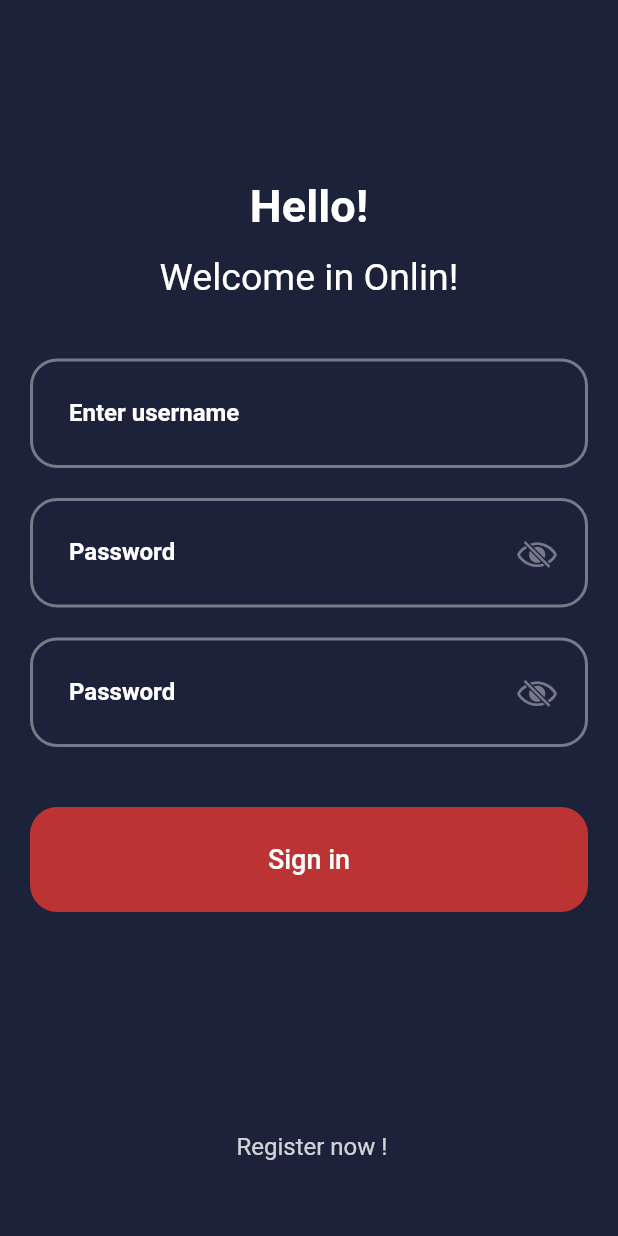
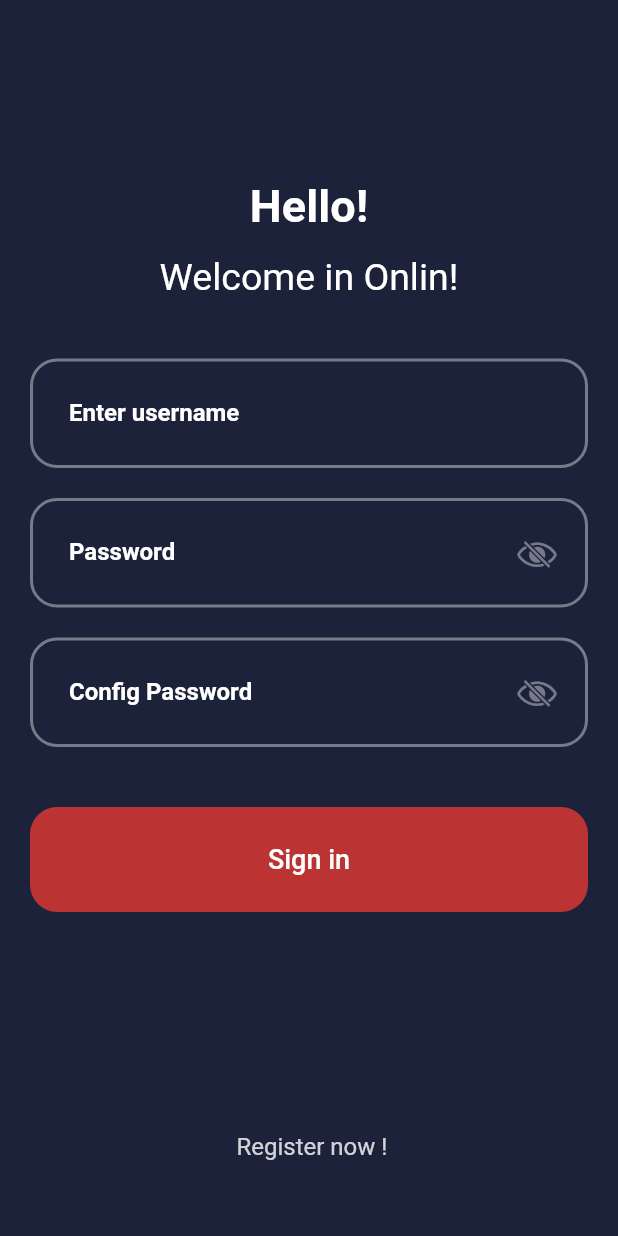
Before and after one commit to mahdinaghikhanii/FlutterChat, a Flutter app: the Register screen opened directly with empty values, on a phone screen of 412 x 824 dp. Run offline on Flutter 3.47's test engine with Material 2 defaults, Android fonts, the phone set to English and light mode, and no system bars; our stand-ins replace appwrite, flutter_bloc, flutter_hex_color, introduction_screen, lottie, shared_preferences; accounts and stored records are empty.

```diff
--- a/lib/bloc/userbloc.dart
+++ b/lib/bloc/userbloc.dart
@@ -1,6 +1,8 @@
 import 'package:appwrite/appwrite.dart';
+import 'package:appwrite/models.dart';
 import 'package:flutter/material.dart';
 import 'package:flutter_bloc/flutter_bloc.dart';
+import 'package:flutterchat/module/constant.dart';
 
 import '../main.dart';
 import 'blocstate.dart';
@@ -8,14 +10,16 @@ import 'blocstate.dart';
 class UserBloc extends Cubit<BlocState> {
   late Account account;
   Client client = Client();
-  UserBloc() : super(Initial());
+  UserBloc() : super(Initial()) {
+    _init();
+  }
 
   // ignore: non_constant_identifier_names
   Authentication(client) {
     account = Account(client);
   }
 
-  /*_init() {
+  _init() {
     client
         .setEndpoint(Constans.endpoint)
         .setProject(Constans.projectId)
@@ -29,11 +33,12 @@ class UserBloc extends Cubit<BlocState> {
     } on Exception catch (e) {
       Failed(e);
     }
-  }*/
+  }
 
   void authenticate(
       String username, String password, BuildContext context) async {
     if (state is Loading) return;
+
     try {
       emit(Loading());
       await account.createSession(email: username, password: password);
@@ -41,6 +46,7 @@ class UserBloc extends Cubit<BlocState> {
           context, MaterialPageRoute(builder: (context) => const Home()));
       emit(Authenticated());
     } catch (e) {
+      state is CanEmpty ? emit(CanEmpty()) : emit(Failed(e as Exception));
       emit(Failed(e as Exception));
       await showDialog(
           context: context,
--- a/lib/model/user.dart
+++ b/lib/model/user.dart
@@ -1,6 +1,68 @@
+import 'package:appwrite/models.dart';
+
 class User {
-  String? username;
-  String? password;
+  /// User ID.
+  final String $id;
 
-  User({this.password, this.username});
+  /// User name.
+  final String name;
+
+  /// User registration date in Unix timestamp.
+  final int registration;
+
+  /// User status. 0 for Unactivated, 1 for active and 2 is blocked.
+  final int status;
+
+  /// Unix timestamp of the most recent password update
+  final int passwordUpdate;
+
+  /// User email address.
+  final String email;
+
+  /// Email verification status.
+  final bool emailVerification;
+
+  /// User preferences as a key-value object
+  final Preferences prefs;
+
+  User({
+    required this.$id,
+    required this.name,
+    required this.registration,
+    required this.status,
+    required this.passwordUpdate,
+    required this.email,
+    required this.emailVerification,
+    required this.prefs,
+  });
+
+  factory User.fromMap(Map<String, dynamic> map) {
+    return User(
+      $id: map['\$id'],
+      name: map['name'],
+      registration: map['registration'],
+      status: map['status'],
+      passwordUpdate: map['passwordUpdate'],
+      email: map['email'],
+      emailVerification: map['emailVerification'],
+
+      // Here preference is actually a different class model. This is left
+      // as an exercise for you to discover. The more you discover, the more
+      // interesting it gets
+      prefs: Preferences.fromMap(map['prefs']),
+    );
+  }
+
+  Map<String, dynamic> toMap() {
+    return {
+      "\$id": $id,
+      "name": name,
+      "registration": registration,
+      "status": status,
+      "passwordUpdate": passwordUpdate,
+      "email": email,
+      "emailVerification": emailVerification,
+      "prefs": prefs.toMap(),
+    };
+  }
 }
--- a/lib/module/widgets.dart
+++ b/lib/module/widgets.dart
@@ -5,61 +5,9 @@ import 'package:flutterchat/bloc/blocstate.dart';
 import 'constant.dart';
 import 'extension.dart';
 
-class MField extends StatelessWidget {
-  final double? size;
-  final TextInputType? type;
-  final bool? secure;
-  final String? hintText;
-  final bool notempty;
-  final bool autofucose;
-  final IconData? icon;
-  final Function(String)? onChange;
-  final TextEditingController? contoroller;
-
-  // ignore: use_key_in_widget_constructors
-  const MField(
-      {this.size,
-      required this.onChange,
-      this.notempty = false,
-      this.contoroller,
-      this.secure,
-      this.icon,
-      this.autofucose = false,
-      this.hintText,
-      this.type});
-
-  @override
-  Widget build(BuildContext context) {
-    final textTheme = Theme.of(context).textTheme;
-    return Container(
-        width: size,
-        margin: const EdgeInsets.only(top: 5),
-        padding: const EdgeInsets.symmetric(vertical: 2, horizontal: 10),
-        decoration: BoxDecoration(
-            borderRadius: BorderRadius.circular(18), color: kViolet),
-        child: TextFormField(
-          validator: (val) {
-            if ((val ?? '').isEmpty && notempty) {
-              return "cannot be empty";
-            }
-            return null;
-          },
-          onChanged: onChange,
-          controller: contoroller,
-          style: textTheme.button?.copyWith(color: kwhite),
-          cursorColor: kViolet,
-          decoration: InputDecoration(
-              icon: Icon(icon, color: kwhite),
-              hintText: hintText,
-              hintStyle: textTheme.button?.copyWith(color: kwhite),
-              border: InputBorder.none),
-        ));
-  }
-}
-
 class MEdit extends StatelessWidget {
   final String hint;
-  final Function(String)? onChange;
+  final Function(String?)? onChange;
   final bool autoFocus;
   final bool notempty;
   final TextEditingController? controller;
@@ -88,8 +36,75 @@ class MEdit extends StatelessWidget {
         validator: (val) {
           if ((val ?? '').isEmpty && notempty) {
             state is CanEmpty;
+            return "Enter user name and password";
+          }
+          return null;
+        },
+        decoration: InputDecoration(
+            suffixIcon: Padding(
+              padding: const EdgeInsets.only(right: Constans.normalPadding),
+              child: Icon(
+                icon,
+                color: kwhite.withOpacity(0.4),
+                size: 26,
+              ),
+            ),
+            enabled: true,
+            //   fillColor: ,
+            //  filled: true,
 
-            state is Failed;
+            focusedBorder: OutlineInputBorder(
+              borderSide: const BorderSide(color: Colors.white, width: 2),
+              borderRadius: BorderRadius.circular(Constans.mediumBorderRadios),
+            ),
+            enabledBorder: OutlineInputBorder(
+              borderSide: BorderSide(color: kwhite.withOpacity(0.4), width: 2),
+              borderRadius: BorderRadius.circular(Constans.mediumBorderRadios),
+            ),
+            contentPadding: const EdgeInsets.all(26),
+            border: OutlineInputBorder(
+                borderRadius: BorderRadius.circular(8), gapPadding: 18),
+            labelText: hint,
+            hintStyle: const TextStyle(color: Colors.grey, fontSize: 16),
+            labelStyle: const TextStyle(
+                color: kwhite, fontSize: 16, fontWeight: FontWeight.w600)),
+        obscureText: password);
+  }
+}
+
+class MEditConfigPassword extends StatelessWidget {
+  final String hint;
+  final Function(String?)? onChange;
+  final bool autoFocus;
+  final bool notempty;
+  final TextEditingController? controller;
+  final bool password;
+  final BlocState? state;
+  final TextEditingController pass;
+  final IconData? icon;
+
+  const MEditConfigPassword(
+      {required this.hint,
+      required this.pass,
+      required this.autoFocus,
+      required this.password,
+      this.state,
+      this.icon,
+      this.notempty = false,
+      this.controller,
+      this.onChange,
+      Key? key})
+      : super(key: key);
+
+  @override
+  Widget build(BuildContext context) {
+    return TextFormField(
+        style: const TextStyle(fontSize: 18, color: kwhite),
+        controller: controller,
+        onChanged: onChange,
+        validator: (value) {
+          if (value != pass.text) {
+            return 'Passwords do not match!';
           }
           return null;
         },
--- a/lib/views/login.dart
+++ b/lib/views/login.dart
@@ -53,7 +53,7 @@ class Login extends StatelessWidget {
                       MEdit(
                           hint: 'Enter username',
                           autoFocus: false,
-                          notempty: true,
+                          notempty: false,
                           controller: _username,
                           state: state,
                           password: false),
--- a/lib/views/register.dart
+++ b/lib/views/register.dart
@@ -53,7 +53,7 @@ class Register extends StatelessWidget {
                       MEdit(
                           hint: 'Enter username',
                           autoFocus: false,
-                          notempty: true,
+                          notempty: false,
                           state: state,
                           controller: _username,
                           password: false),
@@ -66,17 +66,16 @@ class Register extends StatelessWidget {
                           autoFocus: false,
                           state: state,
                           controller: _password,
-                          notempty: true,
                           password: false),
                       const SizedBox(
                         height: 20,
                       ),
-                      MEdit(
+                      MEditConfigPassword(
                           icon: CupertinoIcons.eye_slash,
-                          hint: 'Password',
+                          hint: 'Config Password',
                           autoFocus: false,
                           state: state,
-                          controller: _password,
+                          pass: _password,
                           notempty: true,
                           password: false),
                       const SizedBox(
@@ -92,10 +91,8 @@ class Register extends StatelessWidget {
                               : MyButton(
                                   press: () {
                                     if (_fromKey.currentState!.validate()) {
-                                      context.userbloc.authenticate(
-                                          _username.text,
-                                          _password.text,
-                                          context);
+                                      context.userbloc.register(_username.text,
+                                          _password.text, context);
                                     }
                                   },
                                   text: "Sign in")),
```
Also changed, not shown: pubspec.lock.
